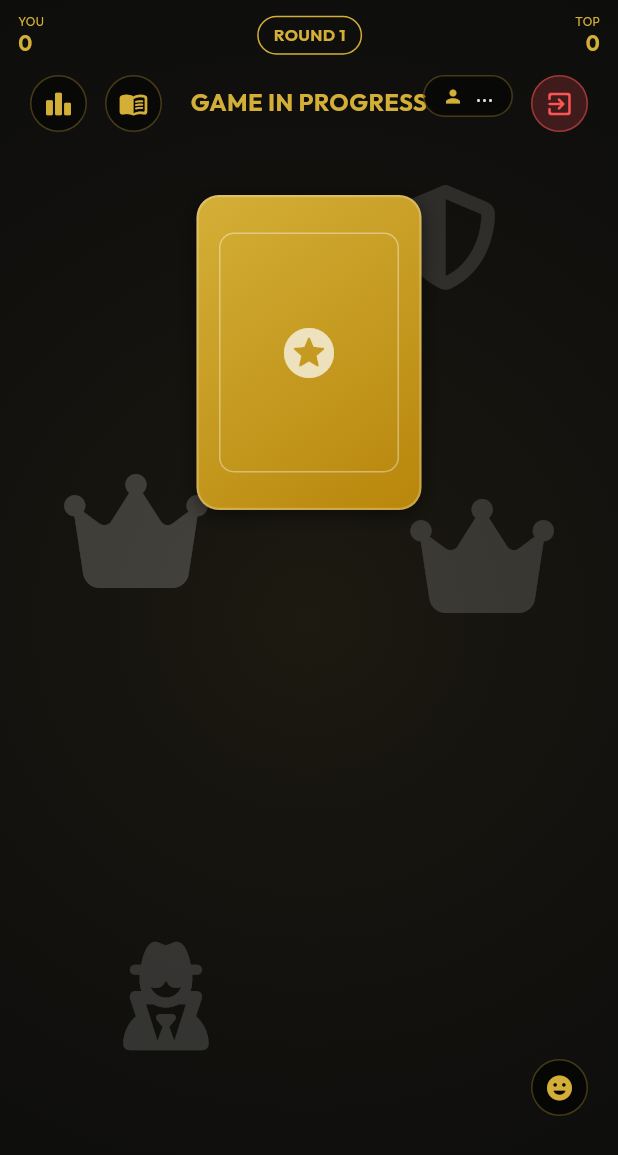
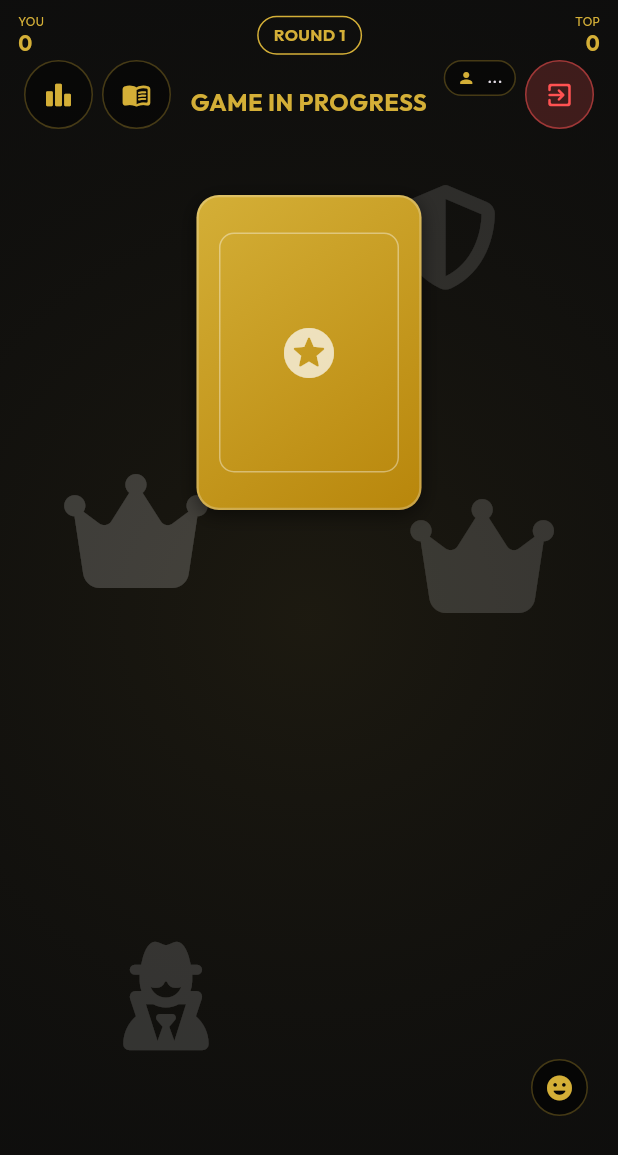
Before and after one commit to ChareshReddy/KingQueen_game, a Flutter app: the GameScreen screen opened directly, on a phone screen of 412 x 824 dp. Shown: the top 1155 px of the screen. Run offline on Flutter 3.47's test engine with Material 3 defaults, Android fonts, the phone set to English and light mode, and no system bars; drawn by our look-alikes of flutter_animate; our stand-ins replace cloud_firestore, firebase_auth, firebase_core, flutter_riverpod, font_awesome_flutter, google_fonts; accounts and stored records are empty.

Commit message:
Add viewport meta tag and implement responsive top control buttons

```diff
--- a/lib/screens/game/game_screen.dart
+++ b/lib/screens/game/game_screen.dart
@@ -808,13 +808,16 @@ class _GameScreenState extends ConsumerState<GameScreen> with WidgetsBindingObse
   }
 
   Widget _buildScoreboardButton(List<PlayerModel> players) {
+    final double width = MediaQuery.of(context).size.width;
+    final bool isPhone = width < 480;
+
     return Positioned(
-      top: 50,
-      left: 20,
+      top: isPhone ? 40 : 50,
+      left: isPhone ? 16 : 20,
       child: GestureDetector(
         onTap: () => _showScoreboard(players),
         child: Container(
-          padding: const EdgeInsets.all(8),
+          padding: EdgeInsets.all(isPhone ? 12 : 8),
           decoration: BoxDecoration(
             color: Colors.black45,
             shape: BoxShape.circle,
@@ -870,23 +873,32 @@ class _GameScreenState extends ConsumerState<GameScreen> with WidgetsBindingObse
   }
 
   Widget _buildUserBadge(PlayerModel? me) {
+    final double width = MediaQuery.of(context).size.width;
+    final bool isPhone = width < 480;
+
     return Positioned(
-      top: 50,
-      right: 70,
+      top: isPhone ? 40 : 50,
+      right: isPhone ? 68 : 70,
       child: Container(
-        padding: const EdgeInsets.symmetric(horizontal: 12, vertical: 6),
+        constraints: BoxConstraints(maxWidth: isPhone ? 100 : 160),
+        padding: EdgeInsets.symmetric(horizontal: isPhone ? 8 : 12, vertical: isPhone ? 5 : 6),
         decoration: BoxDecoration(
           color: Colors.black45,
           borderRadius: BorderRadius.circular(20),
           border: Border.all(color: AppTheme.gold.withOpacity(0.3)),
         ),
         child: Row(
+          mainAxisSize: MainAxisSize.min,
           children: [
-            const Icon(Icons.person, size: 14, color: AppTheme.gold),
+            Icon(Icons.person, size: isPhone ? 12 : 14, color: AppTheme.gold),
             const SizedBox(width: 8),
-            Text(
-              me?.name.toUpperCase() ?? '...',
-              style: const TextStyle(fontSize: 10, fontWeight: FontWeight.bold, letterSpacing: 1),
+            Flexible(
+              child: Text(
+                me?.name.toUpperCase() ?? '...',
+                overflow: TextOverflow.ellipsis,
+                maxLines: 1,
+                style: TextStyle(fontSize: isPhone ? 8 : 10, fontWeight: FontWeight.bold, letterSpacing: 1),
+              ),
             ),
           ],
         ),
@@ -895,13 +907,16 @@ class _GameScreenState extends ConsumerState<GameScreen> with WidgetsBindingObse
   }
 
   Widget _buildLeaveButton() {
+    final double width = MediaQuery.of(context).size.width;
+    final bool isPhone = width < 480;
+
     return Positioned(
-      top: 50,
-      right: 20,
+      top: isPhone ? 40 : 50,
+      right: isPhone ? 16 : 20,
       child: GestureDetector(
         onTap: () => _showLeaveConfirmation(),
         child: Container(
-          padding: const EdgeInsets.all(8),
+          padding: EdgeInsets.all(isPhone ? 12 : 8),
           decoration: BoxDecoration(
             color: Colors.redAccent.withOpacity(0.2),
             shape: BoxShape.circle,
@@ -914,13 +929,16 @@ class _GameScreenState extends ConsumerState<GameScreen> with WidgetsBindingObse
   }
 
   Widget _buildGuideButton(List<PlayerModel> players) {
+    final double width = MediaQuery.of(context).size.width;
+    final bool isPhone = width < 480;
+
     return Positioned(
-      top: 50,
-      left: 70,
+      top: isPhone ? 40 : 50,
+      left: isPhone ? 68 : 70,
       child: GestureDetector(
         onTap: () => _showGuideDialog(players),
         child: Container(
-          padding: const EdgeInsets.all(8),
+          padding: EdgeInsets.all(isPhone ? 12 : 8),
           decoration: BoxDecoration(
             color: Colors.black45,
             shape: BoxShape.circle,
```
Also changed, not shown: 1 other file.
